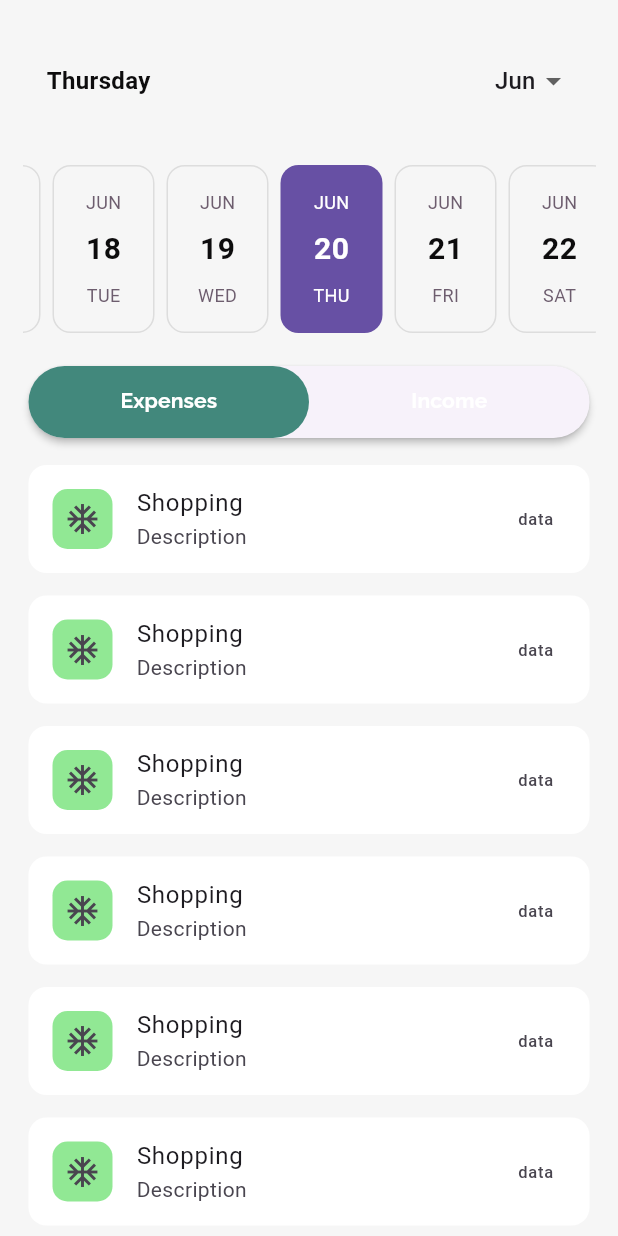
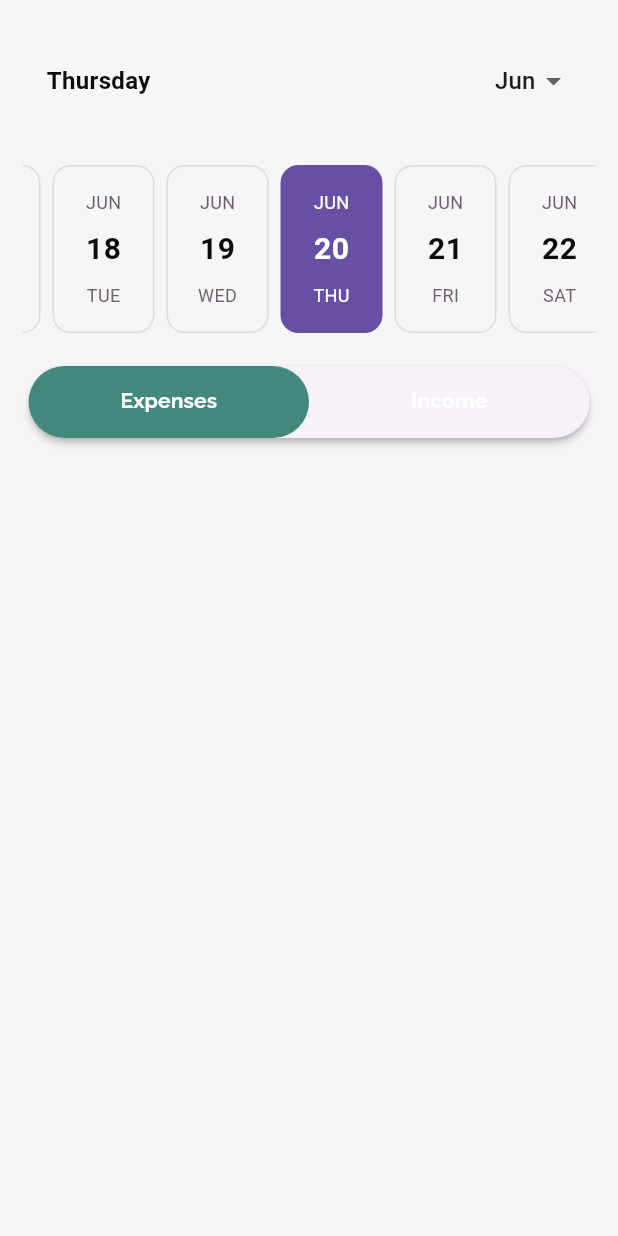
Before and after one commit to Kevinkiron/zoro, a Flutter app: the Transaction screen opened directly, on a phone screen of 412 x 824 dp. Run offline on Flutter 3.47's test engine with Material 3 defaults, Android fonts, the light colour scheme and no system bars; drawn by our look-alikes of easy_date_timeline; our stand-ins replace bloc, equatable, fl_chart, flashy_tab_bar2, flip_card, flutter_bloc and 4 more; missing offline and left inert: circular_menu; accounts and stored records are empty; generated files the repository leaves out were written again.

Commit message:
ui updates

```diff
--- a/lib/data/bloc/account_bloc/account_bloc.dart
+++ b/lib/data/bloc/account_bloc/account_bloc.dart
@@ -74,7 +74,8 @@ class AccountBloc extends Bloc<AccountEvent, AccountState> {
   void _onAddCategoryDetails(
       AddNewCategory event, Emitter<AccountState> emit) async {
     try {
-      emit(state.copyWith(accName: event.categoryName, image: event.icons));
+      emit(state.copyWith(
+          categoryName: event.categoryName, categoryImage: event.icons));
     } catch (e) {
       emit(state.copyWith(status: Status.failure));
     }
--- a/lib/screens/add_expense_income/bloc/budget_form_bloc.dart
+++ b/lib/screens/add_expense_income/bloc/budget_form_bloc.dart
@@ -36,7 +36,7 @@ class BudgetFormBloc extends Bloc<BudgetFormEvent, BudgetFormState> {
   void _addCategory(AddCategory event, Emitter<BudgetFormState> emit) {
     final newCategory = AddCategoryModel(
       name: event.name,
-      icons: state.selectedImage,
+      icons: state.selectedExpenseIcon,
     );
     emit(state.copyWith(
         categoryModel: List.from(state.categoryModel)..add(newCategory)));
--- a/lib/screens/add_expense_income/bloc/budget_form_state.dart
+++ b/lib/screens/add_expense_income/bloc/budget_form_state.dart
@@ -14,11 +14,8 @@ class BudgetFormState extends Equatable {
     this.selectedImage = '',
     this.selectedExpenseIcon = '',
     this.images = const <String>[
-      'assets/png/car.png',
-      'assets/png/food.png',
-      'assets/png/fuel.png',
-      'assets/png/rent.jpg',
-      'assets/png/shopping.jpg',
+      'assets/png/bank.png',
+      'assets/png/card.jpg',
     ],
     this.expenseIcons = const <String>[
       'assets/png/car.png',
--- a/lib/screens/add_expense_income/expense_form.dart
+++ b/lib/screens/add_expense_income/expense_form.dart
@@ -282,8 +282,7 @@ class AddExpenseValue extends StatelessWidget {
           mainAxisSize: MainAxisSize.min,
           children: [
             Wrap(
-              children: List.generate(state.images.length, (index) {
-                log(state.images.length.toString());
+              children: List.generate(state.expenseIcons.length, (index) {
                 return _buildImages(state, index, context);
               }),
             ),
--- a/lib/screens/transactions/transaction.dart
+++ b/lib/screens/transactions/transaction.dart
@@ -57,7 +57,7 @@ class Transaction extends StatelessWidget {
                   Expanded(
                     child: TabBarView(children: [
                       ListView.builder(
-                        itemCount: 6,
+                        itemCount: state.expense.length,
                         padding: EdgeInsets.only(top: 10),
                         itemBuilder: (BuildContext context, int index) {
                           return Column(
@@ -66,18 +66,19 @@ class Transaction extends StatelessWidget {
                                 elevation: 0,
                                 color: Colors.white,
                                 child: ListTile(
-                                  trailing: const Text('data'),
-                                  title: const Text('Shopping'),
-                                  subtitle: const Text('Description'),
-                                  leading: Container(
-                                      width: 40,
-                                      height: 40,
-                                      decoration: BoxDecoration(
-                                          color: const Color.fromARGB(
-                                              255, 145, 232, 148),
-                                          borderRadius:
-                                              BorderRadius.circular(10)),
-                                      child: const Icon(Icons.ac_unit_sharp)),
+                                  trailing: Text(
+                                      state.expense[index].amount.toString()),
+                                  title:
+                                      Text(state.expense[index].categoryName),
+                                  subtitle: Text(state.expense[index].note),
+                                  leading: ClipRRect(
+                                    borderRadius: BorderRadius.circular(20),
+                                    child: Image.asset(
+                                      state.expense[index].image,
+                                      width: 80,
+                                      height: 80,
+                                    ),
+                                  ),
                                 ),
                               ),
                               const Gap(7)
```
Also changed, not shown: lib/screens/home/home.dart (+6 -13 lines), assets/png/bank.png (added), assets/png/card.jpg (added).
